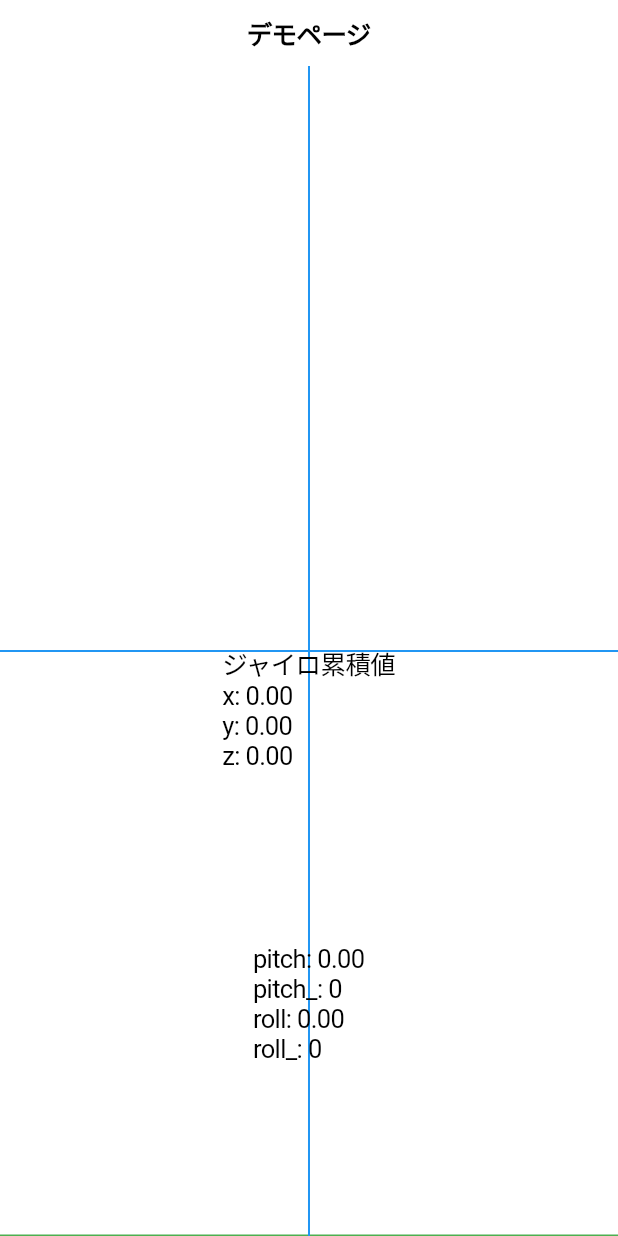
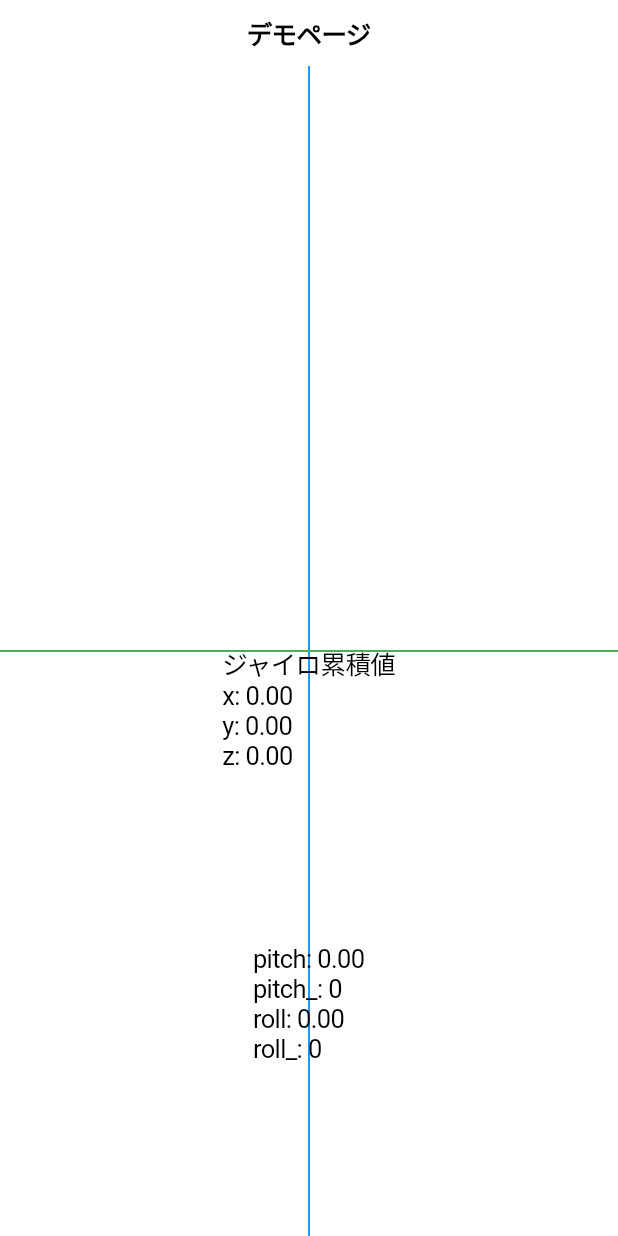
Before and after one commit to HayataTakagi/flutter-camera-tutorial, a Flutter app: the screen it shows after launch, on a phone screen of 412 x 824 dp. Run offline on Flutter 3.47's test engine with Material 3 defaults, Android fonts, the phone set to English and light mode, and no system bars; our stand-ins replace sensors_plus; missing offline and left inert: aeyrium_sensor.

Commit message:
中央に水平線を出すようにした

```diff
--- a/lib/main.dart
+++ b/lib/main.dart
@@ -55,17 +55,17 @@ class _MyHomePageState extends State<MyHomePage> {
           child: Stack(
             alignment: Alignment.center,
             children: [
-              Container(
-                transform: Matrix4.rotationZ(roll),
-                transformAlignment: Alignment.center,
-                child: Container(
-                    decoration: const BoxDecoration(
-                  border: Border(bottom: BorderSide(color: Colors.green)),
-                )),
-              ),
+              // Container(
+              //   transform: Matrix4.rotationZ(roll),
+              //   transformAlignment: Alignment.center,
+              //   child: Container(
+              //       decoration: const BoxDecoration(
+              //     border: Border(bottom: BorderSide(color: Colors.green)),
+              //   )),
+              // ),
               CustomPaint(
                 size: Size.infinite,
-                painter: AKCustomPainter(),
+                painter: AKCustomPainter(radian: roll),
               ),
               Column(
                 mainAxisAlignment: MainAxisAlignment.spaceEvenly,
@@ -90,7 +90,7 @@ class _MyHomePageState extends State<MyHomePage> {
       (UserAccelerometerEvent event) {
         setState(() {
           _userAccelerometerValues =
-              "加速度センサー\nx:${event.x}\ny:${event.y}\nz:${event.z}";
+              "加速度センサー\nx:${event.x.toStringAsFixed(2)}\ny:${event.y.toStringAsFixed(2)}\nz:${event.z.toStringAsFixed(2)}";
         });
       },
     );
@@ -101,7 +101,7 @@ class _MyHomePageState extends State<MyHomePage> {
           g_y += event.y;
           g_z += event.z;
           _gyroscopeValues =
-              "ジャイロセンサー\nx:${event.x}\ny:${event.y}\nz:${event.z}";
+              "ジャイロセンサー\nx:${event.x.toStringAsFixed(2)}\ny:${event.y.toStringAsFixed(2)}\nz:${event.z.toStringAsFixed(2)}";
         });
       },
     );
@@ -119,6 +119,10 @@ class _MyHomePageState extends State<MyHomePage> {
 }
 
 class AKCustomPainter extends CustomPainter {
+  final double radian;
+
+  AKCustomPainter({super.repaint, required this.radian});
+
   @override
   void paint(Canvas canvas, Size size) {
     // Vertical line
@@ -131,17 +135,22 @@ class AKCustomPainter extends CustomPainter {
     path_0.moveTo(size.width * 0.50, 0);
     path_0.lineTo(size.width * 0.50, size.height);
 
+
     canvas.drawPath(path_0, paint_0);
+
+    canvas.translate(size.width / 2, size.height / 2);
+    canvas.rotate(radian);
+    canvas.translate(-size.width / 2, -size.height / 2);
 
     // Horizontal line
     Paint paint_1 = Paint()
-      ..color = const Color.fromARGB(255, 33, 150, 243)
+      ..color = Colors.green
       ..style = PaintingStyle.stroke
       ..strokeWidth = 1.34;
 
     Path path_1 = Path();
-    path_1.moveTo(0, size.height * 0.50);
-    path_1.lineTo(size.width, size.height * 0.50);
+    path_1.moveTo(-size.width, size.height * 0.50);
+    path_1.lineTo(size.width * 2, size.height * 0.50);
 
     canvas.drawPath(path_1, paint_1);
   }
```
